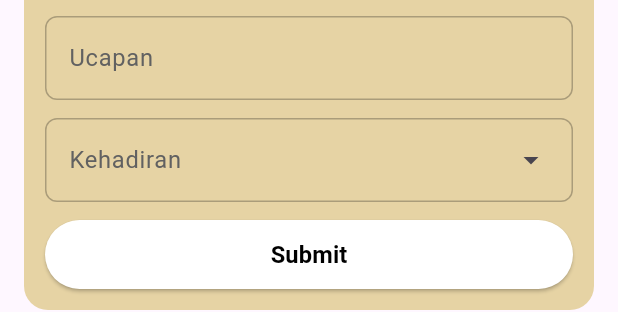
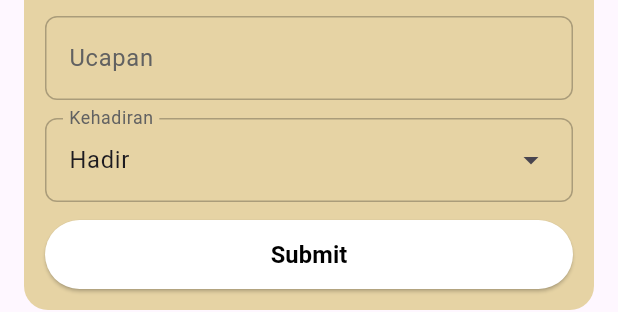
Before and after one commit to faequl96/invitation_web, a Flutter app: the Page6Slider widget shown alone on an empty page, opened directly, after a tap on "Submit", on a phone screen of 412 x 824 dp. Shown: the part 263-575 px from the top of the screen. Run offline on Flutter 3.47's test engine with Material 3 defaults, Android fonts, the phone set to English and light mode, and no system bars; our stand-ins replace cloud_firestore, firebase_core, get_it, get_it_mixin, gradient_borders, just_audio and 1 more; accounts and stored records are empty.

Commit message:
refactor & adjustment

```diff
--- a/lib/enum/enums.dart
+++ b/lib/enum/enums.dart
@@ -11,3 +11,5 @@ enum H { Sm, Md, Lg, Xl }
 enum W { Sm, Md, Lg, Xl }
 
 enum AnimatedType { T1, T2, T3 }
+
+enum RSVPType { Message, Comment }
--- a/lib/firestore.dart
+++ b/lib/firestore.dart
@@ -11,12 +11,26 @@ class DBCollection {
 }
 
 class DBRepository {
-  static Future<void> save({
+  static Future<void> create({
     required Map<String, dynamic> request,
-    required DocumentReference<Map<String, dynamic>> docRef,
+    required CollectionReference<Map<String, dynamic>> collectionRef,
   }) async {
     final Completer<void> completer = Completer();
-    docRef.set(request).then((_) => completer.complete());
+    collectionRef.doc().set(request).then((_) => completer.complete());
+
+    return await completer.future;
+  }
+
+  static Future<void> update({
+    required Map<String, dynamic> request,
+    required CollectionReference<Map<String, dynamic>> collectionRef,
+    required String documentId,
+  }) async {
+    final Completer<void> completer = Completer();
+    collectionRef
+        .doc(documentId)
+        .set(request)
+        .then((_) => completer.complete());
 
     return await completer.future;
   }
--- a/lib/models/db_models/rsvp.dart
+++ b/lib/models/db_models/rsvp.dart
@@ -1,23 +1,36 @@
+import 'package:invitation_web/enum/enums.dart';
+
 class RSVP {
-  RSVP({
+  RSVP.message({
     this.id = "",
     required this.invitedGuestsId,
     required this.remark,
     required this.attendance,
     required this.dateTime,
     this.guestName = "",
-  });
+  }) : type = RSVPType.Message;
 
+  RSVP.comment({
+    this.id = "",
+    required this.invitedGuestsId,
+    required this.remark,
+    required this.dateTime,
+    this.guestName = "",
+  }) : type = RSVPType.Comment;
+
+  final RSVPType type;
   final String id;
   final String invitedGuestsId;
   final String remark;
-  final bool attendance;
+  late final bool attendance;
   final int dateTime;
   final String guestName;
 
-  factory RSVP.fromJson(Map<String, dynamic> json) => _$RSVPFromJson(json);
+  factory RSVP.fromJson(RSVPType type, Map<String, dynamic> json) {
+    return _$RSVPFromJson(type, json);
+  }
 
-  Map<String, dynamic> toJson() => _$RSVPToJson(this);
+  Map<String, dynamic> toJson() => _$RSVPToJson(type, this);
 
   RSVP copyWith({
     String? invitedGuestsId,
@@ -27,6 +40,7 @@ class RSVP {
     String? guestName,
   }) {
     return _$RSVPCopyWith(
+      type,
       this,
       invitedGuestsId: invitedGuestsId,
       remark: remark,
@@ -37,28 +51,49 @@ class RSVP {
   }
 }
 
-RSVP _$RSVPFromJson(Map<String, dynamic> json) {
-  return RSVP(
+RSVP _$RSVPFromJson(RSVPType type, Map<String, dynamic> json) {
+  Map<RSVPType, RSVP> rsvpMap = {
+    RSVPType.Message: RSVP.message(
       id: json['id'] as String,
       invitedGuestsId: json['invitedGuestsId'] as String,
       remark: json['data']['remark'] as String,
       attendance: json['data']['attendance'] as bool,
       dateTime: json['data']['dateTime'] as int,
       guestName: json['data']['guestName'] as String,
-  );
+    ),
+    RSVPType.Comment: RSVP.comment(
+      id: json['id'] as String,
+      invitedGuestsId: json['invitedGuestsId'] as String,
+      remark: json['data']['remark'] as String,
+      dateTime: json['data']['dateTime'] as int,
+      guestName: json['data']['guestName'] as String,
+    ),
+  };
+  return rsvpMap[type]!;
 }
 
-Map<String, dynamic> _$RSVPToJson(RSVP rsvp) {
-  return <String, dynamic>{
+Map<String, dynamic> _$RSVPToJson(RSVPType type, RSVP rsvp) {
+  Map<RSVPType, Map<String, dynamic>> rsvpMap = {
+    RSVPType.Message: <String, dynamic>{
       "invitedGuestsId": rsvp.invitedGuestsId,
       "remark": rsvp.remark,
       "attendance": rsvp.attendance,
       "dateTime": rsvp.dateTime,
       "guestName": rsvp.guestName,
+    },
+    RSVPType.Comment: <String, dynamic>{
+      "invitedGuestsId": rsvp.invitedGuestsId,
+      "remark": rsvp.remark,
+      "dateTime": rsvp.dateTime,
+      "guestName": rsvp.guestName,
+    },
   };
+
+  return rsvpMap[type]!;
 }
 
 RSVP _$RSVPCopyWith(
+  RSVPType type,
   RSVP rsvp, {
   String? invitedGuestsId,
   String? remark,
@@ -66,11 +101,21 @@ RSVP _$RSVPCopyWith(
   int? dateTime,
   String? guestName,
 }) {
-  return RSVP(
+  Map<RSVPType, RSVP> rsvpMap = {
+    RSVPType.Message: RSVP.message(
       invitedGuestsId: invitedGuestsId ?? rsvp.invitedGuestsId,
       remark: remark ?? rsvp.remark,
       attendance: attendance ?? rsvp.attendance,
       dateTime: dateTime ?? rsvp.dateTime,
       guestName: guestName ?? rsvp.guestName,
-  );
+    ),
+    RSVPType.Comment: RSVP.comment(
+      invitedGuestsId: invitedGuestsId ?? rsvp.invitedGuestsId,
+      remark: remark ?? rsvp.remark,
+      dateTime: dateTime ?? rsvp.dateTime,
+      guestName: guestName ?? rsvp.guestName,
+    ),
+  };
+
+  return rsvpMap[type]!;
 }
--- a/lib/views/page_6/dropdown_widget.dart
+++ b/lib/views/page_6/dropdown_widget.dart
@@ -25,7 +25,7 @@ class _DropDownWidgetState extends State<DropDownWidget> {
     final ViewModel vM = locator<ViewModel>();
 
     return DropdownMenu<bool>(
-      initialSelection: null,
+      initialSelection: true,
       controller: widget.textEditingController,
       requestFocusOnTap: false,
       textStyle: TextStyle(fontSize: s(vM.w, 14, 14.4, 15, 15.8)),
--- a/lib/views/page_6/page_6_slider.dart
+++ b/lib/views/page_6/page_6_slider.dart
@@ -48,6 +48,7 @@ class Page6Slider extends StatelessWidget {
                   const SizedBox(height: 12),
                   TextFieldWidget(
                     labelText: "Ucapan",
+                    hintText: "Selamat Yaa",
                     textEditingController: vM.remarkController,
                   ),
                   const SizedBox(height: 12),
@@ -85,22 +86,21 @@ class SubmitButton extends StatelessWidget with GetItMixin {
         vM.isBusy = true;
 
         if (vM.invitedGuest != null) {
-          DBRepository.save(
-            request: vM.invitedGuest!
-                .copyWith(
-                  nickName: vM.invitedGuest!.nameInstance == "__"
+          final nickName = vM.invitedGuest!.nameInstance == "__"
               ? "Guest"
               : vM.nameController.text.isEmpty
                   ? toCapitalize(vM.toName)
-                          : vM.nameController.text,
-                )
-                .toJson(),
-            docRef: DBCollection.invitedGuests.doc(vM.invitedGuest!.id),
+                  : vM.nameController.text;
+          final invitedGuest = vM.invitedGuest!.copyWith(nickName: nickName);
+
+          DBRepository.update(
+            request: invitedGuest.toJson(),
+            collectionRef: DBCollection.invitedGuests,
+            documentId: vM.invitedGuest!.id,
           );
         }
 
-        DBRepository.save(
-          request: RSVP(
+        final rsvp = RSVP.message(
           invitedGuestsId: vM.invitedGuest?.id ?? "",
           remark: vM.remarkController.text.isEmpty
               ? "Selamat Yaa"
@@ -109,8 +109,11 @@ class SubmitButton extends StatelessWidget with GetItMixin {
           dateTime: DateTime.now().millisecondsSinceEpoch,
           guestName:
               "${vM.invitedGuest!.nameInstance == "__" ? "Guest" : "Invited"}_${vM.nameController.text}",
-          ).toJson(),
-          docRef: DBCollection.rsvps.doc(),
+        );
+
+        DBRepository.create(
+          request: rsvp.toJson(),
+          collectionRef: DBCollection.rsvps,
         );
 
         vM.isBusy = false;
--- a/lib/views/page_6/text_field_widget.dart
+++ b/lib/views/page_6/text_field_widget.dart
@@ -6,10 +6,12 @@ class TextFieldWidget extends StatefulWidget {
   const TextFieldWidget({
     super.key,
     required this.labelText,
+    this.hintText,
     required this.textEditingController,
   });
 
   final String labelText;
+  final String? hintText;
   final TextEditingController textEditingController;
 
   @override
@@ -27,6 +29,11 @@ class _TextFieldWidgetState extends State<TextFieldWidget> {
       decoration: InputDecoration(
         labelText: widget.labelText,
         labelStyle: TextStyle(
+          fontSize: s(vM.w, 14, 14.4, 15, 15.8),
+          color: Colors.grey.shade700,
+        ),
+        hintText: widget.hintText,
+        hintStyle: TextStyle(
           fontSize: s(vM.w, 14, 14.4, 15, 15.8),
           color: Colors.grey.shade700,
         ),
```
Also changed, not shown: lib/methods/methods.dart (+7 -3 lines). Lines whose indentation alone changed are shown as unchanged.
